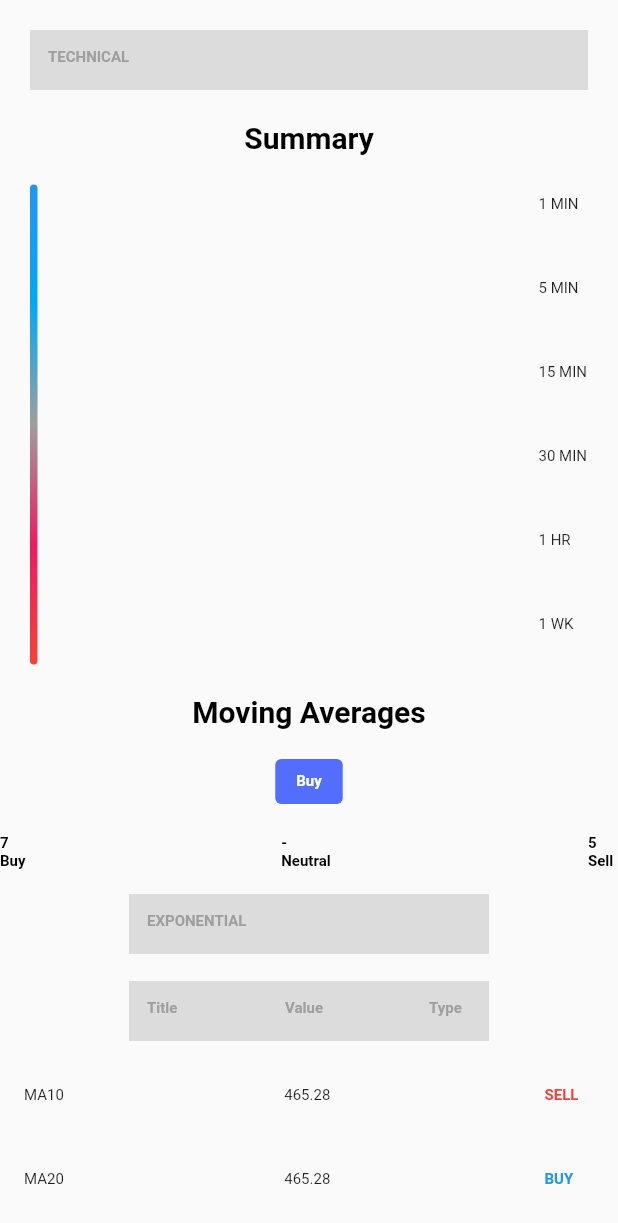
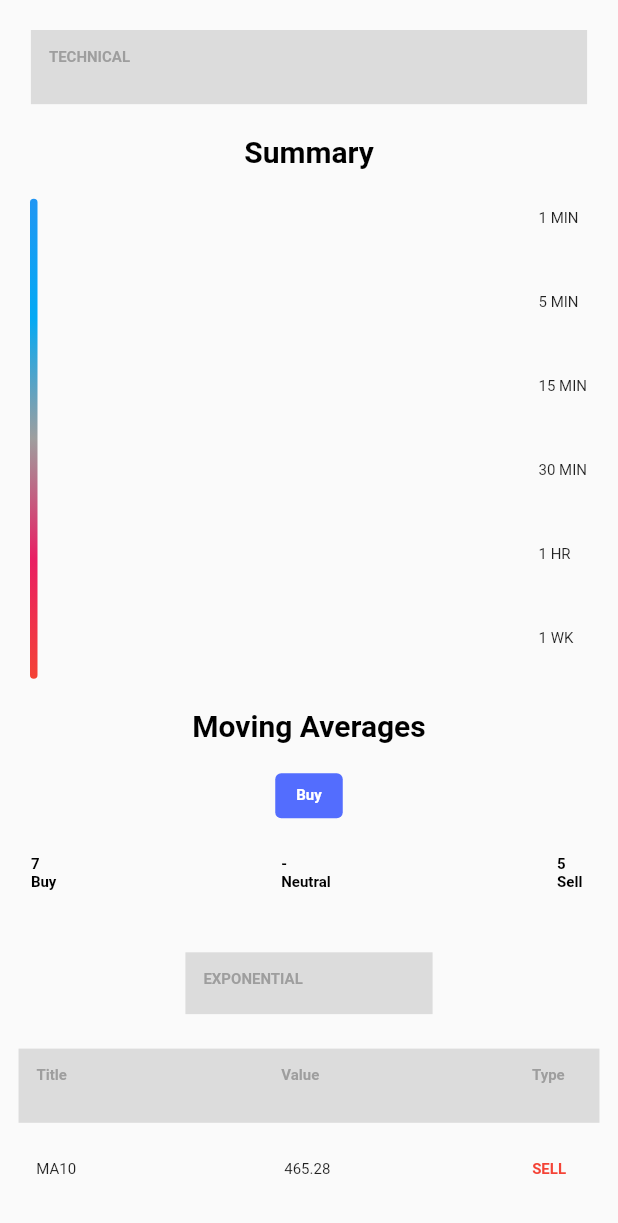
Before and after one commit to D1v2/flutterPage, a Flutter app: the screen it shows after launch, on a phone screen of 412 x 824 dp. Shown: the top 1223 px of the screen. Run offline on Flutter 3.47's test engine with Material 2 defaults, Android fonts, the phone set to English and light mode, and no system bars; Roboto replaces fonts that are missing (RobotoMono).

```diff
--- a/lib/main.dart
+++ b/lib/main.dart
@@ -1,3 +1,4 @@
+import 'package:flutter/cupertino.dart';
 import 'package:flutter/material.dart';
 
 void main() => runApp(
@@ -23,13 +24,16 @@ class MyHome extends StatefulWidget{
 class _MyHomeState extends State<MyHome> {
   @override
   Widget build(BuildContext context) {
+    double deviceWidth = MediaQuery.of(context).size.width;
+    double deviceHeight = MediaQuery.of(context).size.height;
     return Scaffold(
         body: ListView(
-            children :<Widget>[ Column(
+            children :<Widget>[
+        Column(
                 children:<Widget>[
                   Container(
-                    height: 40,
-                    width: 400,
+                    height: deviceHeight * 0.06,
+                    width: deviceWidth * 0.90,
                     margin: EdgeInsets.all(20.0),
                     padding: EdgeInsets.all(12.0),
 
@@ -115,6 +119,8 @@ class _MyHomeState extends State<MyHome> {
                   ),
 
                   Container(
+                    height: deviceHeight * 0.06,
+                    width: deviceWidth * 0.90,
                     child: Row(
                         mainAxisAlignment: MainAxisAlignment.spaceBetween,
                         children:<Widget>[
@@ -137,19 +143,19 @@ class _MyHomeState extends State<MyHome> {
                     ),
                   ),
                   Container(
-                    height: 40,
-                    width: 240,
-                    margin: EdgeInsets.fromLTRB(35.00, 00, 35.00, 10.00),
-                    padding: EdgeInsets.all(12.0),
+                    height: deviceHeight * 0.05,
+                    width: deviceWidth * 0.40,
+                    margin: EdgeInsets.all(20.0),
+                    padding: EdgeInsets.all(12.00),
                     decoration:BoxDecoration(
                         color:Colors.black12
                     ),
                     child:Text("EXPONENTIAL",style: TextStyle(color:Colors.grey,fontSize:10,fontWeight: FontWeight.bold),),
                   ),
                   Container(
-                    height: 40,
-                    width: 240,
-                    margin: EdgeInsets.all(8.0),
+                    height: deviceHeight * 0.06,
+                    width: deviceWidth * 0.94,
+                    margin: EdgeInsets.all(3.0),
                     padding: EdgeInsets.all(12.0),
                     decoration:BoxDecoration(
                         color:Colors.black12
@@ -169,13 +175,14 @@ class _MyHomeState extends State<MyHome> {
                           ),
                           Container(
                             height: 30,
-                            width: 28,
+                            width: 33,
                             child: Text("Type",style: TextStyle(color: Colors.grey,fontSize: 10,fontWeight: FontWeight.bold),),
                           )
                         ]
                     ),
                   ),
                   Container(
+                    width: deviceWidth * 0.96,
                     child: Row(
                         mainAxisAlignment: MainAxisAlignment.spaceBetween,
                         children:<Widget>[
@@ -243,6 +250,7 @@ class _MyHomeState extends State<MyHome> {
                     ),
                   ),
                   Container(
+                    margin: EdgeInsets.fromLTRB(00,30.00,00,00),
                     child: Text("Technical Indicator",style: TextStyle(color:Colors.black,fontSize:20,fontFamily:'RobotoMono',fontWeight: FontWeight.bold ),),
                   ),
                   Container(
@@ -258,6 +266,8 @@ class _MyHomeState extends State<MyHome> {
                       Text("Strong Sell",style: TextStyle(color:Colors.white,fontSize:10,fontWeight: FontWeight.bold,),),)
                   ),
                   Container(
+                    height: deviceHeight * 0.06,
+                    width: deviceWidth * 0.90,
                     child: Row(
                         mainAxisAlignment: MainAxisAlignment.spaceBetween,
                         children:<Widget>[
@@ -280,8 +290,8 @@ class _MyHomeState extends State<MyHome> {
                     ),
                   ),
                   Container(
-                    height: 40,
-                    width: 240,
+                    height: deviceHeight * 0.06,
+                    width: deviceWidth * 0.95,
                     margin: EdgeInsets.all(8.0),
                     padding: EdgeInsets.all(12.0),
                     decoration:BoxDecoration(
@@ -309,6 +319,7 @@ class _MyHomeState extends State<MyHome> {
                     ),
                   ),
                   Container(
+                    width: deviceWidth * 94,
                     child: Row(
                         mainAxisAlignment: MainAxisAlignment.spaceBetween,
                         children:<Widget>[
@@ -376,19 +387,21 @@ class _MyHomeState extends State<MyHome> {
                     ),
                   ),
                     Container(
+                      margin: EdgeInsets.fromLTRB(00,30.00,00,00),
                       child: Text("Pivot Point",style: TextStyle(color:Colors.black,fontSize:20,fontFamily:'RobotoMono',fontWeight: FontWeight.bold ),),
                     ),
                   Container(
-                    height: 40,
-                    width: 240,
-                    margin: EdgeInsets.fromLTRB(35.00, 10.00, 35.00, 10.00),
-                    padding: EdgeInsets.all(12.0),
+                    height: deviceHeight * 0.05,
+                    width: deviceWidth * 0.40,
+                    margin: EdgeInsets.all(20.0),
+                    padding: EdgeInsets.all(12.00),
                     decoration:BoxDecoration(
                         color:Colors.black12
                     ),
                     child:Text("CLASSIC",style: TextStyle(color:Colors.grey,fontSize:10,fontWeight: FontWeight.bold),),
                   ),
                   Container(
+                      width: deviceWidth * 0.96,
                     child: Row(
                         mainAxisAlignment: MainAxisAlignment.spaceBetween,
                         children:<Widget>[
```
